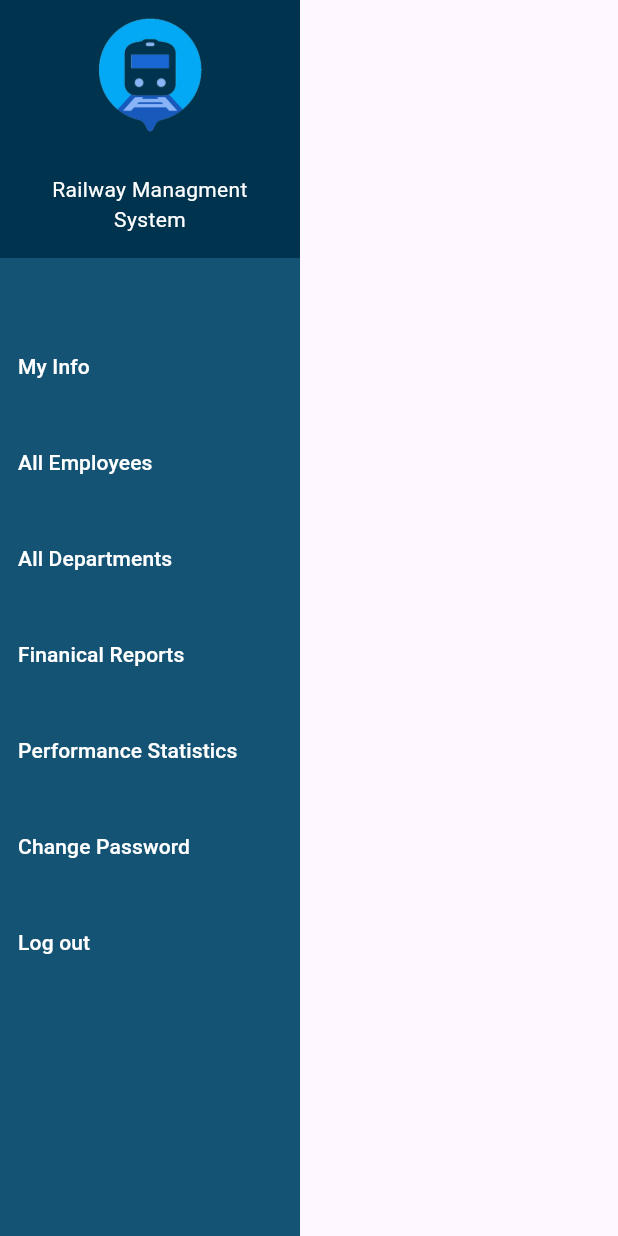
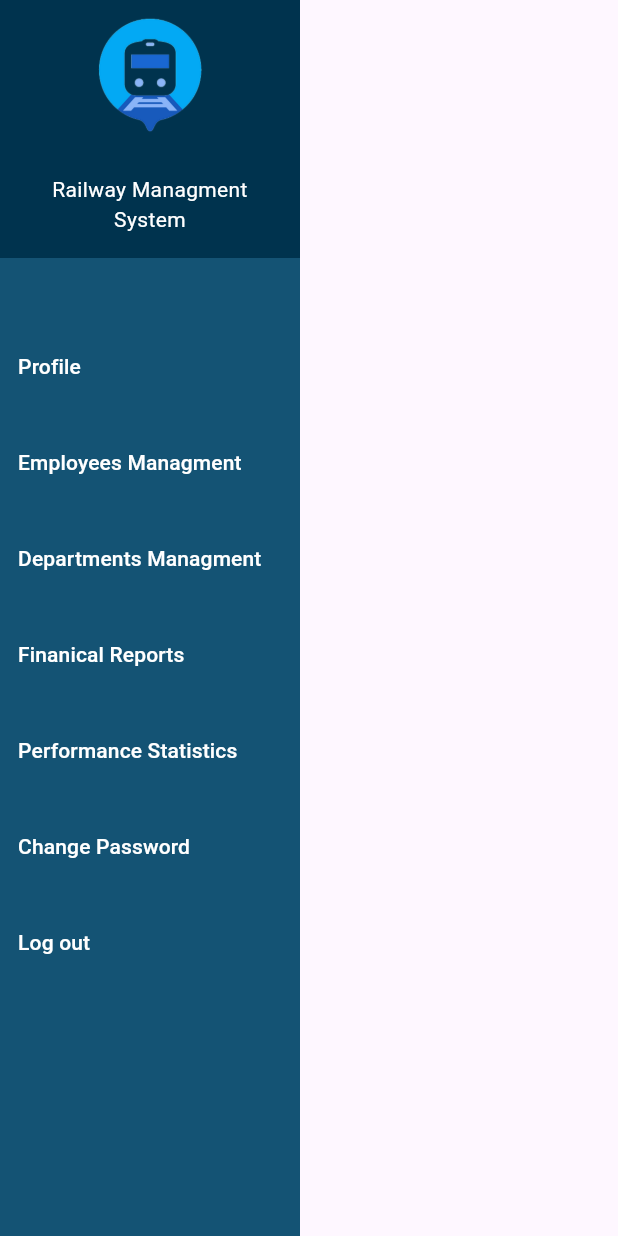
Before and after one commit to TheBombh2/Railway-Reservation-Managment-System, a Flutter app: the AdminNavigationDrawer widget shown alone on an empty page, opened directly with empty values, on a phone screen of 412 x 824 dp. Run offline on Flutter 3.47's test engine with Material 3 defaults, Android fonts, the phone set to English and light mode, and no system bars; our stand-ins replace go_router.

Commit message:
More refactor

```diff
--- a/manager_frontend/lib/ui/home/admin_navigation_drawer.dart
+++ b/manager_frontend/lib/ui/home/widgets/admin_navigation_drawer.dart
@@ -32,18 +32,18 @@ class AdminNavigationDrawer extends StatelessWidget {
 
           const SizedBox(height: 40),
           NavigationItem(
-            title: 'My Info',
+            title: 'Profile',
             onTap: () {
               fragmentOnTap('/profile');
             },
           ),
           NavigationItem(
-            title: 'All Employees',
+            title: 'Employees Managment',
             onTap: () {
               fragmentOnTap('/employees');
             },
           ),
-          NavigationItem(title: 'All Departments', onTap: () {}),
+          NavigationItem(title: 'Departments Managment', onTap: () {fragmentOnTap('/departments');}),
           NavigationItem(title: 'Finanical Reports', onTap: () {}),
           NavigationItem(title: 'Performance Statistics', onTap: () {}),
           NavigationItem(title: 'Change Password', onTap: () {}),
```
